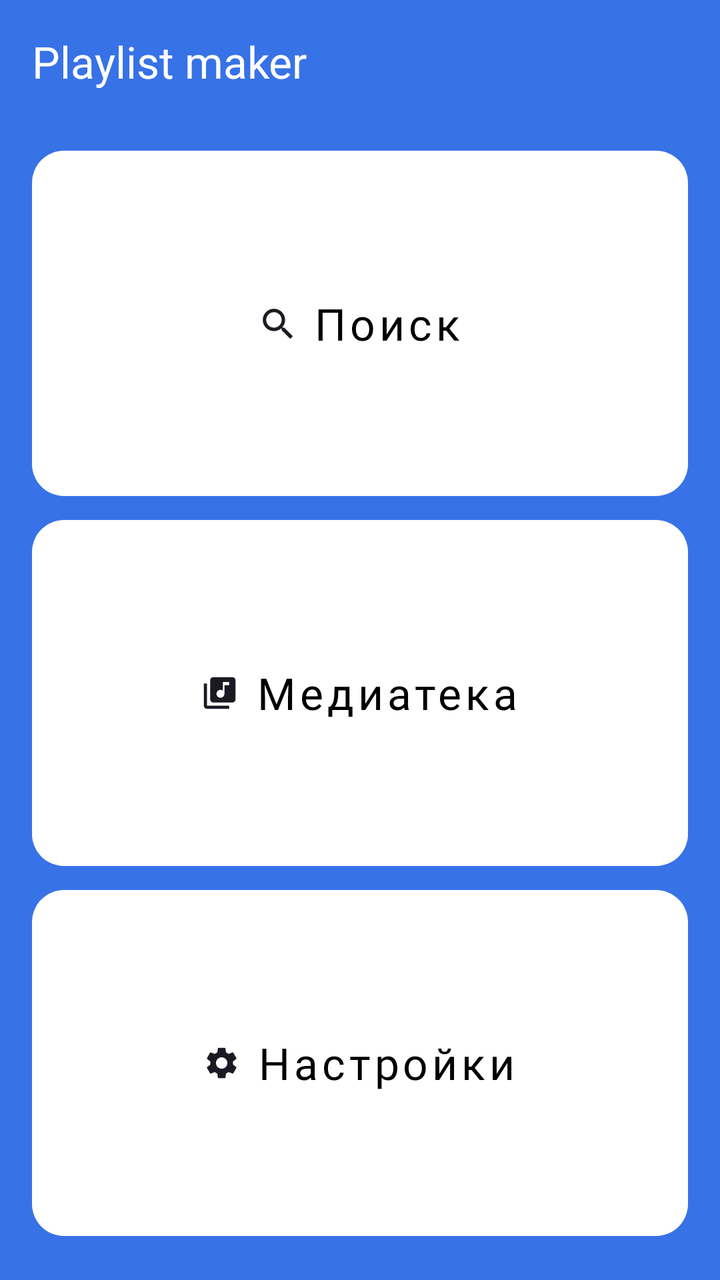
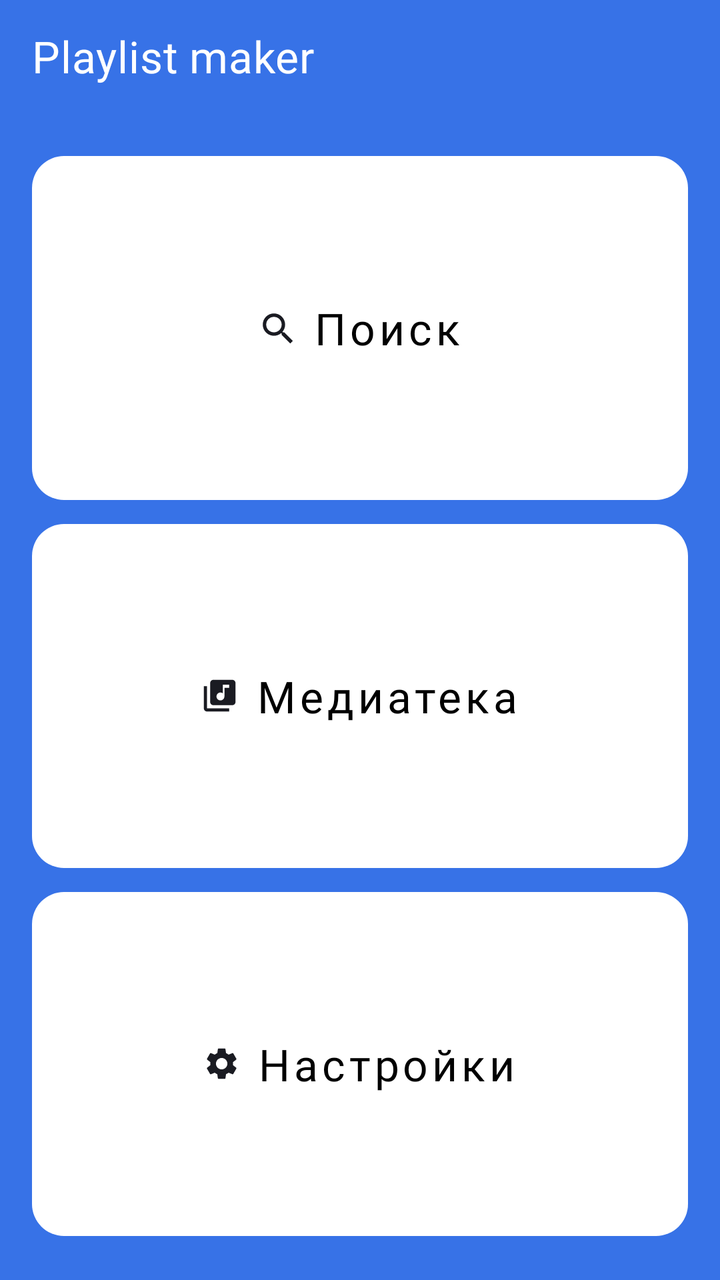

The first picture is an Android layout as it rendered before a commit; the second is the same layout after the commit. The layout source and the unified diff follow.
<!-- AndroidManifest.xml: application theme Theme.PlaylistMaker -->
<!-- res/layout/activity_main.xml -->
<?xml version="1.0" encoding="utf-8"?>
<LinearLayout xmlns:android="http://schemas.android.com/apk/res/android"
    xmlns:app="http://schemas.android.com/apk/res-auto"
    android:layout_width="match_parent"
    android:layout_height="match_parent"
    android:orientation="vertical"
    android:padding="@dimen/normal_size"
    style="@style/BackgroundVariant">

    <TextView
        android:layout_width="match_parent"
        android:layout_height="wrap_content"
        android:text="@string/app_name"
        android:textColor="@color/white"
        android:textSize="@dimen/normal_text"/>

    <LinearLayout
        android:layout_width="match_parent"
        android:layout_height="match_parent"
        android:layout_marginTop="@dimen/large_size"
        android:orientation="vertical">

        <Button
            android:id="@+id/search"
            app:icon="@drawable/ic_search"
            android:text="@string/search"
            style="@style/MenuButtonStyle" />

        <Button
            android:id="@+id/library"
            app:icon="@drawable/ic_library"
            android:text="@string/media_library"
            style="@style/MenuButtonStyle" />

        <Button
            android:id="@+id/settings"
            app:icon="@drawable/ic_settings"
            android:text="@string/settings"
            style="@style/MenuButtonStyle"/>

    </LinearLayout>

</LinearLayout>
<!-- resources referenced by this layout -->
<resources>
  <color name="white">#FFFFFF</color>
  <dimen name="large_size">24dp</dimen>
  <dimen name="normal_size">16dp</dimen>
  <dimen name="normal_text">22sp</dimen>
  <!-- drawable ic_library (drawable) -->
  <vector xmlns:android="http://schemas.android.com/apk/res/android" android:height="19dp" android:viewportHeight="24" android:viewportWidth="24" android:width="19dp">
        
      <path android:fillColor="#1A1B22" android:pathData="M20,2H8C6.9,2 6,2.9 6,4V16C6,17.1 6.9,18 8,18H20C21.1,18 22,17.1 22,16V4C22,2.9 21.1,2 20,2ZM18,7H15V12.5C15,13.88 13.88,15 12.5,15C11.12,15 10,13.88 10,12.5C10,11.12 11.12,10 12.5,10C13.07,10 13.58,10.19 14,10.51V5H18V7ZM4,6H2V20C2,21.1 2.9,22 4,22H18V20H4V6Z"/>
      
  </vector>
  <!-- drawable ic_search (drawable) -->
  <vector xmlns:android="http://schemas.android.com/apk/res/android" android:height="19dp" android:viewportHeight="24" android:viewportWidth="24" android:width="19dp">
        
      <path android:fillColor="#1A1B22" android:pathData="M16.579,14.95H15.721L15.417,14.656C16.481,13.418 17.122,11.81 17.122,10.061C17.122,6.161 13.961,3 10.061,3C6.161,3 3,6.161 3,10.061C3,13.961 6.161,17.122 10.061,17.122C11.81,17.122 13.418,16.481 14.656,15.417L14.95,15.721V16.579L20.381,22L22,20.381L16.579,14.95ZM10.061,14.95C7.356,14.95 5.173,12.766 5.173,10.061C5.173,7.356 7.356,5.173 10.061,5.173C12.766,5.173 14.95,7.356 14.95,10.061C14.95,12.766 12.766,14.95 10.061,14.95Z"/>
      
  </vector>
  <string name="app_name">Playlist maker</string>
  <string name="media_library">Медиатека</string>
  <string name="search">Поиск</string>
  <string name="settings">Настройки</string>
  <style name="BackgroundVariant">
          <item name="android:background">@color/blue</item>
      </style>
  <style name="MenuButtonStyle" parent="Widget.MaterialComponents.Button.UnelevatedButton">
          <item name="android:layout_width">match_parent</item>
          <item name="android:layout_height">@dimen/no_size</item>
          <item name="android:foreground">?attr/selectableItemBackground</item>
          <item name="android:layout_weight">1</item>
          <item name="android:textSize">@dimen/normal_text</item>
          <item name="android:textColor">@color/blackText</item>
          <item name="iconGravity">textStart</item>
          <item name="iconPadding">@dimen/small_size</item>
          <item name="cornerRadius">@dimen/normal_size</item>
          <item name="iconTint">@color/black</item>
          <item name="textAllCaps">false</item>
          <item name="backgroundTint">@color/white</item>
          <item name="android:fontFamily">@font/ys_display_medium</item>
          <item name="android:textFontWeight">500</item>
      </style>
  <style name="Theme.PlaylistMaker" parent="Base.Theme.PlaylistMaker" />
  <color name="blue">#3772E7</color>
  <dimen name="no_size">0dp</dimen>
  <color name="blackText">#000000</color>
  <dimen name="small_size">8dp</dimen>
  <color name="black">#1A1B22</color>
  <style name="Base.Theme.PlaylistMaker" parent="Theme.MaterialComponents.DayNight.NoActionBar">
          
          
          <item name="colorSecondary" type="color">@color/blue</item>
          <item name="colorSecondaryVariant">@color/white</item>
          <item name="colorOnSecondary">@color/black</item>
          <item name="colorSecondaryFixed">@color/switchColor</item>
          <item name="colorSurface">@color/lightGray</item>
      </style>
  <color name="switchColor">#00D6C3</color>
  <color name="lightGray">#E6E8EB</color>
  <!-- unchanged entries left out for length: 1 -->
</resources>

<!-- the commit's change to res/layout/activity_main.xml (unified diff, before → after) -->
@@ -4,21 +4,23 @@
     android:layout_width="match_parent"
     android:layout_height="match_parent"
     android:orientation="vertical"
-    android:padding="@dimen/normal_size"
+
     style="@style/BackgroundVariant">
 
-    <TextView
+    <com.google.android.material.appbar.MaterialToolbar
         android:layout_width="match_parent"
-        android:layout_height="wrap_content"
-        android:text="@string/app_name"
-        android:textColor="@color/white"
-        android:textSize="@dimen/normal_text"/>
+        android:layout_height="?attr/actionBarSize"
+        app:title="@string/app_name"
+        app:titleTextColor="@color/white"
+        app:titleTextAppearance="@style/ToolbarTitleText" />
+
+
 
     <LinearLayout
         android:layout_width="match_parent"
         android:layout_height="match_parent"
-        android:layout_marginTop="@dimen/large_size"
-        android:orientation="vertical">
+        android:orientation="vertical"
+        android:padding="@dimen/normal_size">
 
         <Button
             android:id="@+id/search"
<!-- resource entries referenced after the edit -->
@@ -1,7 +1,6 @@
 <!-- resources referenced by this layout -->
 <resources>
   <color name="white">#FFFFFF</color>
-  <dimen name="large_size">24dp</dimen>
   <dimen name="normal_size">16dp</dimen>
   <dimen name="normal_text">22sp</dimen>
   <!-- drawable ic_library (drawable) -->
@@ -39,6 +38,12 @@
           <item name="android:fontFamily">@font/ys_display_medium</item>
           <item name="android:textFontWeight">500</item>
       </style>
+  <style name="ToolbarTitleText" parent="TextAppearance.MaterialComponents.Headline6">
+          <item name="fontFamily">@font/ys_display_medium</item>
+          <item name="android:textFontWeight">500</item>
+          <item name="android:textSize">@dimen/normal_text</item>
+          <item name="android:lineHeight">24sp</item>
+      </style>
   <style name="Theme.PlaylistMaker" parent="Base.Theme.PlaylistMaker" />
   <color name="blue">#3772E7</color>
   <dimen name="no_size">0dp</dimen>
@@ -53,6 +58,7 @@
           <item name="colorOnSecondary">@color/black</item>
           <item name="colorSecondaryFixed">@color/switchColor</item>
           <item name="colorSurface">@color/lightGray</item>
+          <item name="colorControlActivated">#03DAC6</item>
       </style>
   <color name="switchColor">#00D6C3</color>
   <color name="lightGray">#E6E8EB</color>
